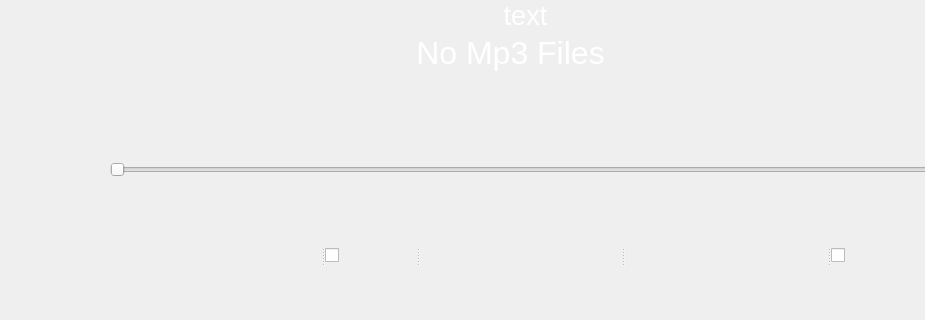
First picture: the form in Forms/mp3.ui, repository HaiidyHossam/QT-Platoon-Infotainment-, before the edit; both pictures show x 0 to 925 and y 280 to 600 of the 1024 by 600 pixel window.
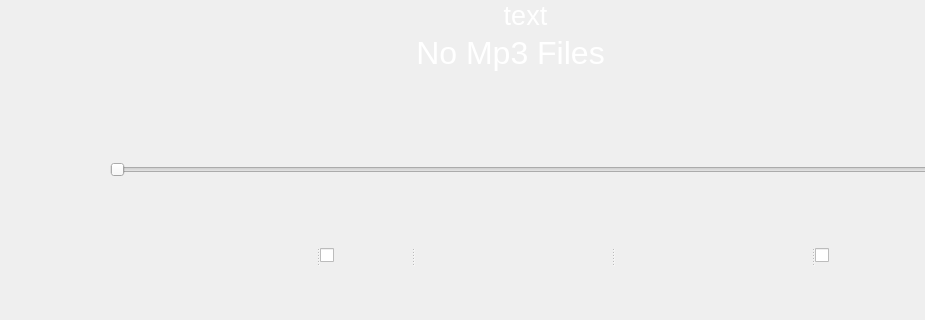
Second picture: the form after the edit. Icons and pictures are not drawn.

The edit to the form file:
```diff
--- a/Forms/mp3.ui
+++ b/Forms/mp3.ui
@@ -190,7 +190,8 @@
       <enum>Qt::NoContextMenu</enum>
      </property>
      <property name="styleSheet">
-      <string notr="true">image: url(:/icons/icons/previous.png);</string>
+      <string notr="true">image: url(:/icons/icons/previous.png);
+border: none; </string>
      </property>
      <property name="text">
       <string/>
@@ -264,7 +265,8 @@
       <enum>Qt::NoContextMenu</enum>
      </property>
      <property name="styleSheet">
-      <string notr="true">image: url(:/icons/icons/next.png);</string>
+      <string notr="true">image: url(:/icons/icons/next.png);
+border: none; </string>
      </property>
      <property name="text">
       <string/>
@@ -290,7 +292,8 @@
       <enum>Qt::NoContextMenu</enum>
      </property>
      <property name="styleSheet">
-      <string notr="true">image: url(:/icons/icons/repeat.png);</string>
+      <string notr="true">image: url(:/icons/icons/repeat.png);
+border: none; </string>
      </property>
      <property name="text">
       <string/>
```
Left out of the diff: 3 changed lines with no effect on the pictures.
